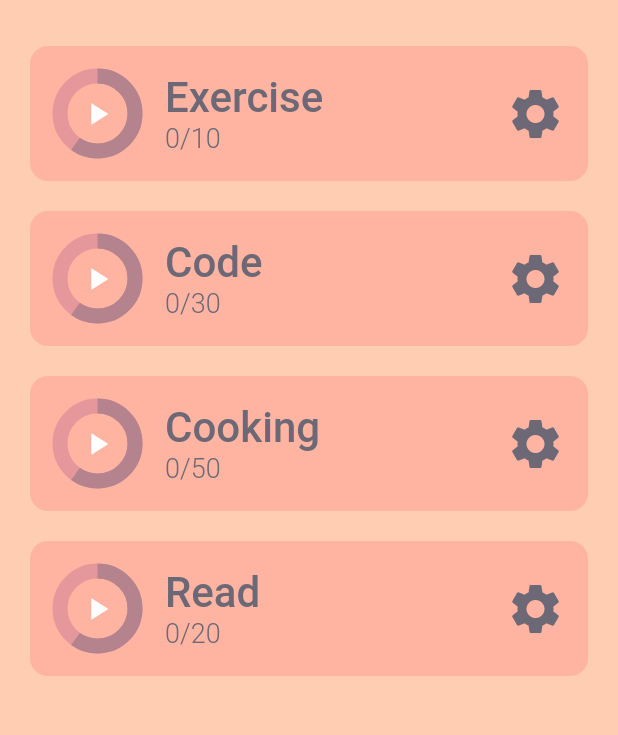
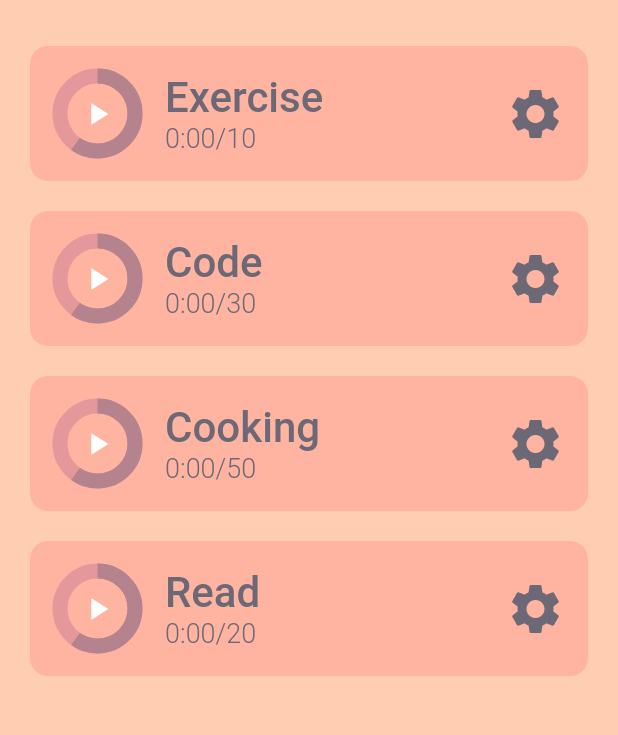
Before and after one commit to AdibaNoor/Have-It, a Flutter app: the Home screen opened directly, on a phone screen of 412 x 824 dp, the part 68-803 px from its top. Run offline on Flutter 3.47's test engine with Material 2 defaults, Android fonts, the phone set to English and light mode, and no system bars; drawn by our look-alikes of percent_indicator; our stand-ins replace slide_to_act.

Commit message:
converted timeSpent to min:sec format

```diff
--- a/have_it/lib/util/habit_tile.dart
+++ b/have_it/lib/util/habit_tile.dart
@@ -17,6 +17,20 @@ class HabitTile extends StatelessWidget {
     required this.timeSpent,
     required this.timeGoal,
     required this.habitStrted}) : super(key: key);
+
+  //converting timeSpent time into minute:sec format
+  String convertToMinSec(int totalSec){
+    String sec = (totalSec % 60).toString();
+    String min = (totalSec/60).toStringAsFixed(4);
+    if(sec.length ==1){
+      sec = '0'+sec;
+    }
+
+    if(min[1] == '.'){
+      min = min.substring(0,1);
+    }
+    return min + ':' + sec;
+  }
 
   @override
   Widget build(BuildContext context) {
@@ -57,7 +71,7 @@ class HabitTile extends StatelessWidget {
                 crossAxisAlignment: CrossAxisAlignment.start,
                 children: [
                   Text(habitName,style: TextStyle(fontSize: 28,fontWeight: FontWeight.w500,color: fscolor),),
-                  Text(timeSpent.toString()+'/'+timeGoal.toString(),
+                  Text(convertToMinSec(timeSpent)+'/'+timeGoal.toString(),
                     style: TextStyle(fontSize: 18,fontWeight: FontWeight.w300,color: fscolor),),
                 ],
               ),
```
